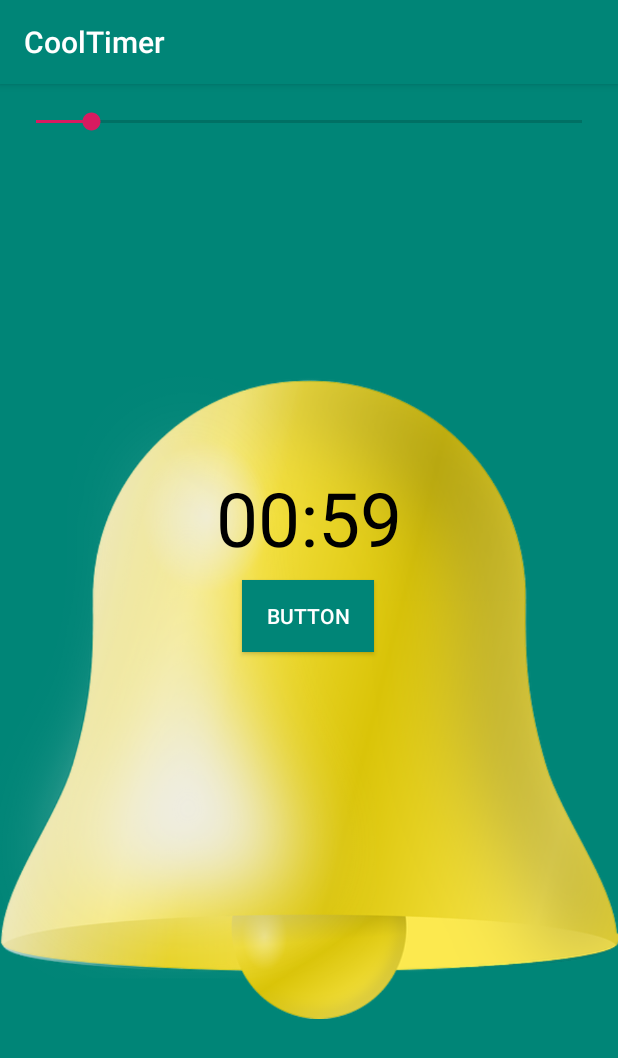
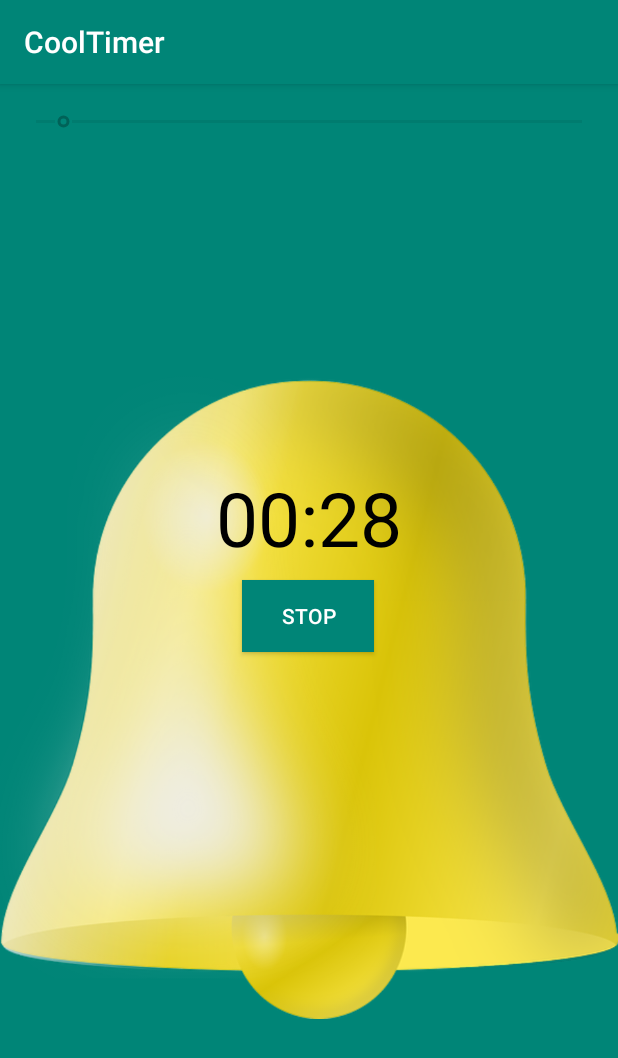
Before and after one commit to omelchenkoaleks/CoolTimer, an Android app: the screen it shows after launch (MainActivity), after a tap on "BUTTON", on a phone screen of 412 x 824 dp. Shown: the top 1058 px of the screen. Run offline under Robolectric (Android 15) with nearby library versions, the light colour scheme and no system bars.

Commit message:
скрываем seekbar и меняем надпись кнопки и возвращаем в режим по умолчанию при истечении таймера ...

```diff
--- a/app/src/main/java/com/omelchenkoaleks/cooltimer/MainActivity.java
+++ b/app/src/main/java/com/omelchenkoaleks/cooltimer/MainActivity.java
@@ -1,20 +1,21 @@
 package com.omelchenkoaleks.cooltimer;
 
-import androidx.appcompat.app.AppCompatActivity;
-
+import android.media.MediaPlayer;
 import android.os.Bundle;
 import android.os.CountDownTimer;
-import android.os.Handler;
-import android.util.Log;
 import android.view.View;
+import android.widget.Button;
 import android.widget.SeekBar;
 import android.widget.TextView;
 
-import java.util.concurrent.RunnableFuture;
+import androidx.appcompat.app.AppCompatActivity;
 
 public class MainActivity extends AppCompatActivity {
     SeekBar mSeekBar;
     TextView mTextView;
+    boolean isTimerOn;
+    Button mButton;
+    CountDownTimer mCountDownTimer;
 
     @Override
     protected void onCreate(Bundle savedInstanceState) {
@@ -23,9 +24,11 @@ public class MainActivity extends AppCompatActivity {
 
         mSeekBar = findViewById(R.id.seek_bar);
         mTextView = findViewById(R.id.text_view);
+        mButton = findViewById(R.id.button);
 
         mSeekBar.setMax(600);
-        mSeekBar.setProgress(60);
+        mSeekBar.setProgress(30);
+        isTimerOn = false;
 
         mSeekBar.setOnSeekBarChangeListener(new SeekBar.OnSeekBarChangeListener() {
             @Override
@@ -48,7 +51,13 @@ public class MainActivity extends AppCompatActivity {
     }
 
     public void start(View view) {
-        new CountDownTimer(mSeekBar.getProgress() * 1000, 1000) {
+        if (!isTimerOn) {
+            mButton.setText(R.string.stop);
+            mSeekBar.setEnabled(false);
+            isTimerOn = true;
+
+            mCountDownTimer = new CountDownTimer(
+                    mSeekBar.getProgress() * 1000, 1000) {
                 @Override
                 public void onTick(long millisUntilFinished) {
                     updateTimer(millisUntilFinished);
@@ -56,9 +65,17 @@ public class MainActivity extends AppCompatActivity {
 
                 @Override
                 public void onFinish() {
-                Log.d("onFinish: ", "Finish");
+                    MediaPlayer mediaPlayer = MediaPlayer.create(getApplicationContext(),
+                            R.raw.bell_sound);
+                    mediaPlayer.start();
+                    resetTimer();
                 }
-        }.start();
+            };
+            mCountDownTimer.start();
+
+        } else {
+            resetTimer();
+        }
     }
 
     private void updateTimer(long millisUntilFinished) {
@@ -82,4 +99,13 @@ public class MainActivity extends AppCompatActivity {
 
         mTextView.setText(minutesString + ":" + secondsString);
     }
+
+    private void resetTimer() {
+        mCountDownTimer.cancel();
+        mTextView.setText(R.string._00_30);
+        mButton.setText(R.string.start);
+        mSeekBar.setEnabled(true);
+        mSeekBar.setProgress(30);
+        isTimerOn = false;
     }
+}
--- a/app/src/main/res/layout/activity_main.xml
+++ b/app/src/main/res/layout/activity_main.xml
@@ -37,7 +37,7 @@
         android:id="@+id/text_view"
         android:layout_width="wrap_content"
         android:layout_height="wrap_content"
-        android:text="@string/_00_60"
+        android:text="@string/_00_30"
         android:textColor="@android:color/black"
         android:layout_marginStart="8dp"
         android:layout_marginTop="255dp"
--- a/app/src/main/res/values/strings.xml
+++ b/app/src/main/res/values/strings.xml
@@ -2,5 +2,7 @@
     <string name="app_name">CoolTimer</string>
     <string name="start">start</string>
     <string name="_00_60">00:60</string>
+    <string name="_00_30">00:30</string>
     <string name="button">Button</string>
+    <string name="stop">stop</string>
 </resources>
```
Also changed, not shown: 3 other files. Lines whose indentation alone changed are shown as unchanged.
